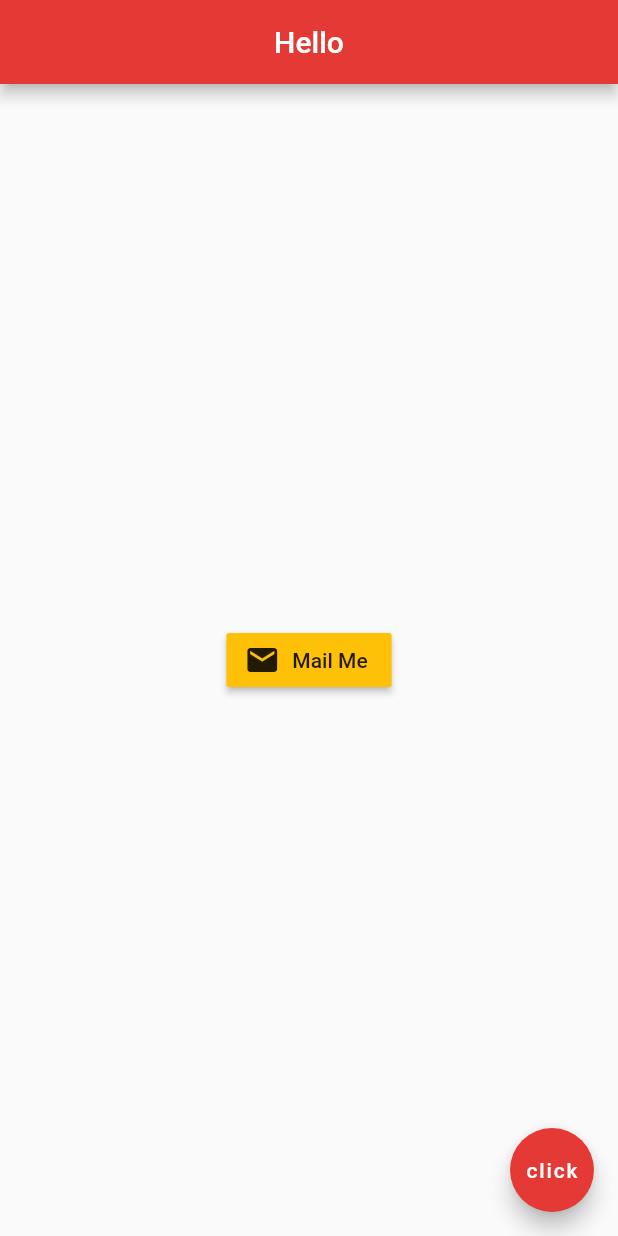
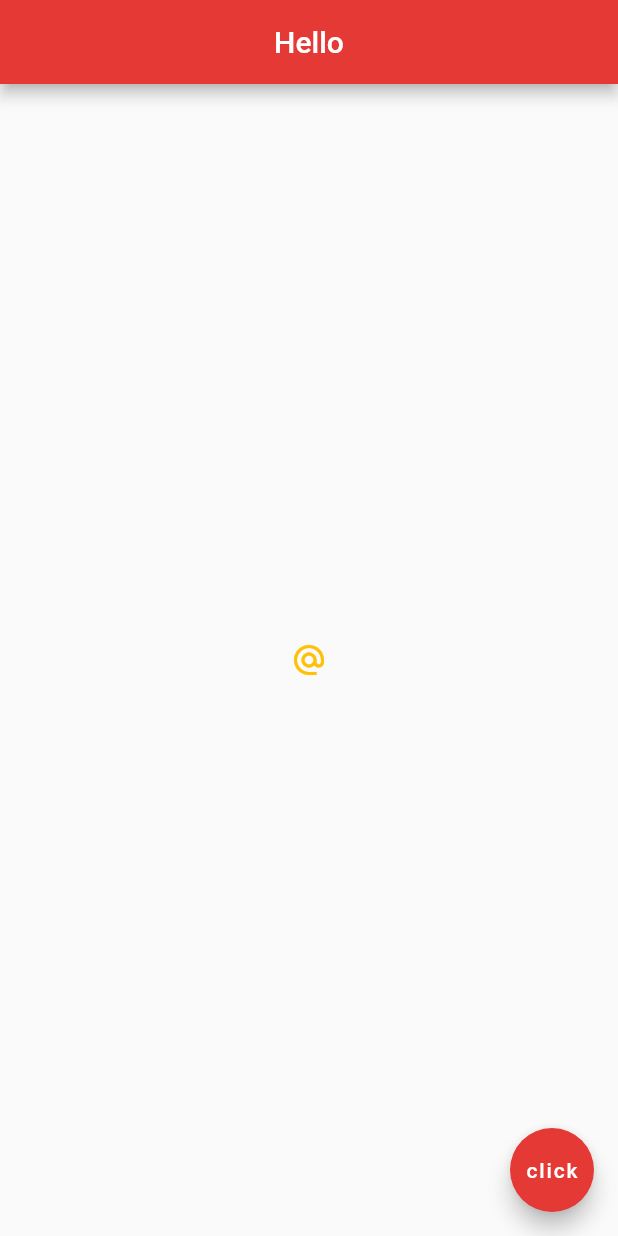
Before and after one commit to LaupWing/Flutter-Tutorial, a Flutter app: the screen it shows after launch, on a phone screen of 412 x 824 dp. Run offline on Flutter 3.47's test engine with Material 2 defaults, Android fonts, the phone set to English and light mode, and no system bars.

Commit message:
Pressable icon

```diff
--- a/lib/main.dart
+++ b/lib/main.dart
@@ -15,13 +15,10 @@ class Home extends StatelessWidget {
         backgroundColor: Colors.red[600],
       ),
       body: Center(
-        child: RaisedButton.icon(
+        child: IconButton(
           onPressed: ()=>{},
-          icon: Icon(
-            Icons.mail
-          ),
-          label: Text('Mail Me'),
-          color: Colors.amber,
+          icon: Icon(Icons.alternate_email),
+          color: Colors.amber
         )
       ),
       floatingActionButton: FloatingActionButton(
```
